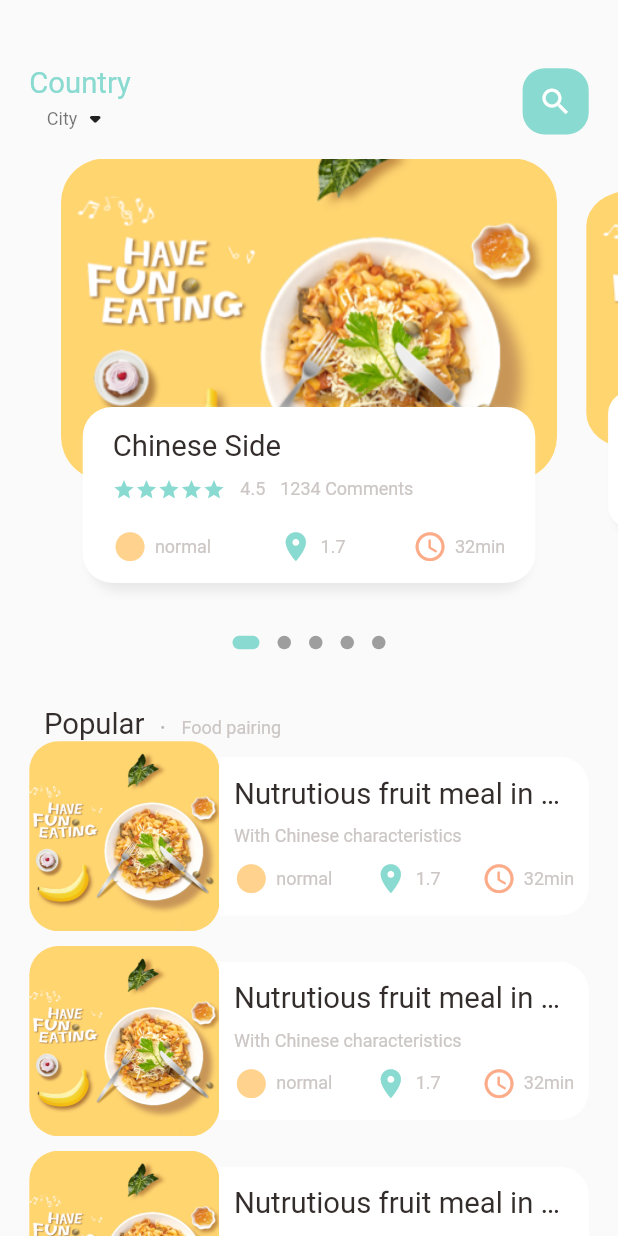
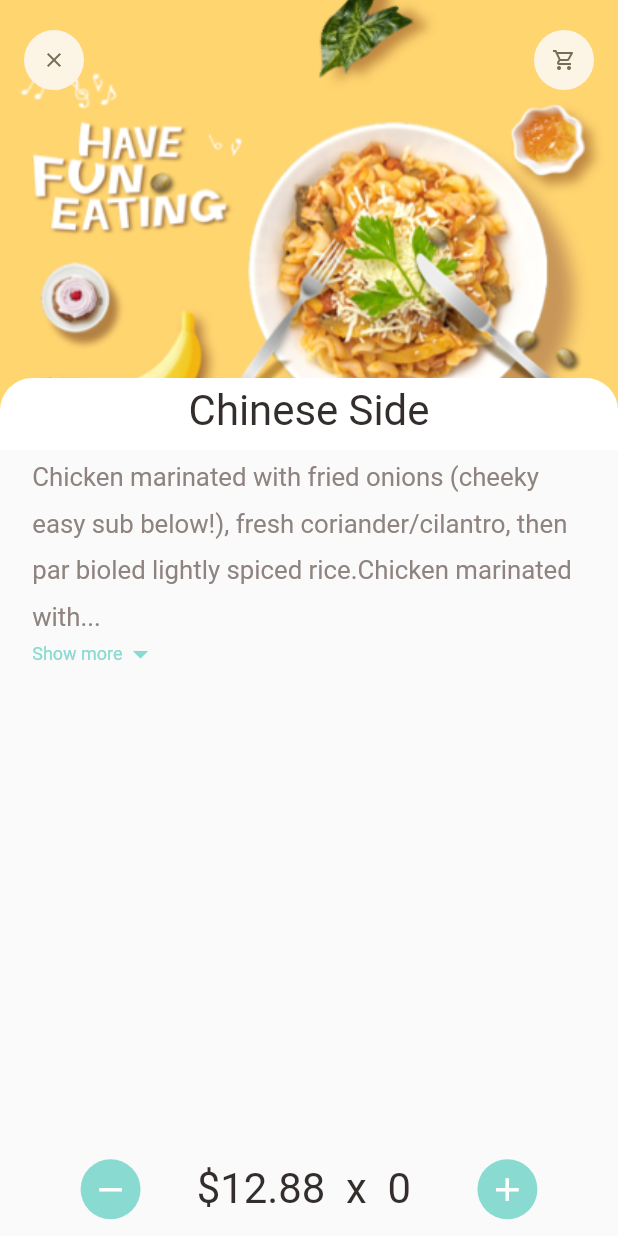
Before and after one commit to Emirhan-Kahya/e_commerce, a Flutter app: the screen it shows after launch, on a phone screen of 412 x 824 dp. Run offline on Flutter 3.47's test engine with Material 2 defaults, Android fonts, the phone set to English and light mode, and no system bars; drawn by our look-alikes of dots_indicator; our stand-ins replace get.

Commit message:
Last Update 07/04/2022 - 05:05 PM

```diff
--- a/lib/main.dart
+++ b/lib/main.dart
@@ -1,6 +1,8 @@
-import 'package:e_commerce/home/main_screen.dart';
+import 'package:e_commerce/pages/food/recommended_food_detail.dart';
 import 'package:get/get.dart';
 import 'package:flutter/material.dart';
+
+import 'package:e_commerce/pages/food/popular_food_detail.dart';
 
 void main() {
   runApp(MainPage());
@@ -18,7 +20,7 @@ class MainPage extends StatelessWidget {
       theme: ThemeData(
         primarySwatch: Colors.blue,
       ),
-      home: MainScreen(),
+      home: RecommendedFoodDetail(),
     );
   }
 }
--- /dev/null
+++ b/lib/pages/food/recommended_food_detail.dart
@@ -0,0 +1,105 @@
+import 'package:e_commerce/utils/colors.dart';
+import 'package:e_commerce/utils/dimension.dart';
+import 'package:e_commerce/widgets/app_icon.dart';
+import 'package:e_commerce/widgets/big_text.dart';
+import 'package:e_commerce/widgets/expandable_text.dart';
+import 'package:flutter/material.dart';
+
+class RecommendedFoodDetail extends StatelessWidget {
+  const RecommendedFoodDetail({Key? key}) : super(key: key);
+
+  @override
+  Widget build(BuildContext context) {
+    return Scaffold(
+      body: CustomScrollView(
+        slivers: [
+          SliverAppBar(
+            toolbarHeight: 80,
+            title: Row(
+              mainAxisAlignment: MainAxisAlignment.spaceBetween,
+              children: [
+                AppIcon(icon: Icons.clear),
+                AppIcon(icon: Icons.shopping_cart_outlined),
+              ],
+            ),
+            bottom: PreferredSize(
+              preferredSize: Size.fromHeight(20),
+              child: Container(
+                child: Center(
+                  child: mBigText(
+                    text: "Chinese Side",
+                    size: Dimension.font26,
+                  ),
+                ),
+                width: double.maxFinite,
+                padding: EdgeInsets.only(top: 5, bottom: 10),
+                decoration: BoxDecoration(
+                  color: Colors.white,
+                  borderRadius: BorderRadius.only(
+                    topLeft: Radius.circular(Dimension.radius20),
+                    topRight: Radius.circular(Dimension.radius20),
+                  ),
+                ),
+              ),
+            ),
+            pinned: true,
+            backgroundColor: AppColors.yellowColor,
+            expandedHeight: 300,
+            flexibleSpace: FlexibleSpaceBar(
+              background: Image.asset(
+                "assets/image/food0.png",
+                width: double.maxFinite,
+                fit: BoxFit.cover,
+              ),
+            ),
+          ),
+          SliverToBoxAdapter(
+            child: Column(
+              children: [
+                Container(
+                  child: ExpandableText(
+                      text:
+                          "Chicken marinated with fried onions (cheeky easy sub below!), fresh coriander/cilantro, then par bioled lightly spiced rice.Chicken marinated with fried onions (cheeky easy sub below!), fresh coriander/cilantro, then par bioled lightly spiced rice.Chicken marinated with fried onions (cheeky easy sub below!), fresh coriander/cilantro, then par bioled lightly spiced rice."),
+                  margin: EdgeInsets.symmetric(horizontal: Dimension.width20),
+                ),
+              ],
+            ),
+          ),
+        ],
+      ),
+      bottomNavigationBar: Column(
+        mainAxisSize: MainAxisSize.min,
+        children: [
+          Container(
+            padding: EdgeInsets.symmetric(
+              vertical: Dimension.height10,
+              horizontal: Dimension.width20 * 2.5,
+            ),
+            child: Row(
+              mainAxisAlignment: MainAxisAlignment.spaceBetween,
+              children: [
+                AppIcon(
+                  icon: Icons.remove,
+                  backgroundColor: AppColors.mainColor,
+                  iconColor: Colors.white,
+                  iconSize: Dimension.icon24,
+                ),
+                mBigText(
+                  text: "\$12.88 " + " x " " 0 ",
+                  color: AppColors.mainBlackColor,
+                  size: Dimension.font26,
+                ),
+                AppIcon(
+                  icon: Icons.add,
+                  backgroundColor: AppColors.mainColor,
+                  iconColor: Colors.white,
+                  iconSize: Dimension.icon24,
+                ),
+              ],
+            ),
+          ),
+        ],
+      ),
+    );
+  }
+}
--- a/lib/home/food_screen_body.dart
+++ b/lib/pages/home/food_screen_body.dart
@@ -1,10 +1,13 @@
-import 'package:e_commerce/utils/colors.dart';
-import 'package:e_commerce/utils/dimension.dart';
-import 'package:e_commerce/widgets/big_text.dart';
-import 'package:e_commerce/widgets/icon_and_text_widget.dart';
-import 'package:e_commerce/widgets/small_text.dart';
+
 import 'package:flutter/material.dart';
 import 'package:dots_indicator/dots_indicator.dart';
+
+import '../../utils/colors.dart';
+import '../../utils/dimension.dart';
+import '../../widgets/app_column.dart';
+import '../../widgets/big_text.dart';
+import '../../widgets/icon_and_text_widget.dart';
+import '../../widgets/small_text.dart';
 
 class FoodScreenBody extends StatefulWidget {
   const FoodScreenBody({Key? key}) : super(key: key);
@@ -77,10 +80,7 @@ class _FoodScreenBodyState extends State<FoodScreenBody> {
                 ),
               ),
               SizedBox(width: Dimension.width10),
-              Container(
-                  margin: EdgeInsets.only(bottom: 2),
-                  child: mSmallText(text: "Food pairing"),
-              ),
+              mSmallText(text: "Food pairing"),
             ],
           ),
         ),
@@ -156,7 +156,7 @@ class _FoodScreenBodyState extends State<FoodScreenBody> {
             ),
           );
         },
-        )
+        ),
       ],
     );
   }
@@ -232,51 +232,7 @@ class _FoodScreenBodyState extends State<FoodScreenBody> {
               child: Container(
                 padding: EdgeInsets.only(
                     top: Dimension.height15, left: 15, right: 15),
-                child: Column(
-                  crossAxisAlignment: CrossAxisAlignment.start,
-                  children: [
-                    mBigText(
-                      text: "Chinese Side",
-                      size: Dimension.font20,
-                    ),
-                    SizedBox(height: Dimension.height10),
-                    Row(
-                      children: [
-                        Wrap(
-                          children: List.generate(5, (index) {
-                            return Icon(
-                              Icons.star,
-                              color: AppColors.mainColor,
-                              size: 15,
-                            );
-                          }),
-                        ),
-                        SizedBox(width: 10),
-                        mSmallText(text: "4.5"),
-                        SizedBox(width: 10),
-                        mSmallText(text: '1234 Comments'),
-                      ],
-                    ),
-                    SizedBox(height: Dimension.height20),
-                    Row(
-                      mainAxisAlignment: MainAxisAlignment.spaceBetween,
-                      children: [
-                        IconAndTextWidget(
-                            icon: Icons.circle_sharp,
-                            text: "normal",
-                            iconColor: AppColors.iconColor1),
-                        IconAndTextWidget(
-                            icon: Icons.location_on,
-                            text: "1.7",
-                            iconColor: AppColors.mainColor),
-                        IconAndTextWidget(
-                            icon: Icons.access_time_rounded,
-                            text: "32min",
-                            iconColor: AppColors.iconColor2),
-                      ],
-                    ),
-                  ],
-                ),
+                child: AppColumn(text: "Chinese Side"),
               ),
             ),
           ),
--- a/lib/home/main_screen.dart
+++ b/lib/pages/home/main_screen.dart
@@ -1,9 +1,11 @@
-import 'package:e_commerce/home/food_screen_body.dart';
 import 'package:e_commerce/utils/colors.dart';
 import 'package:e_commerce/utils/dimension.dart';
 import 'package:e_commerce/widgets/big_text.dart';
 import 'package:e_commerce/widgets/small_text.dart';
 import 'package:flutter/material.dart';
+
+import 'food_screen_body.dart';
+
 
 class MainScreen extends StatefulWidget {
   const MainScreen({Key? key}) : super(key: key);
--- a/lib/utils/dimension.dart
+++ b/lib/utils/dimension.dart
@@ -10,33 +10,42 @@ class Dimension{
   static double pageView = screenHeight / 2.64;
 
   //height
-  static double height10 = screenHeight / 84.4;
-  static double height15 = screenHeight / 56.27;
-  static double height20 = screenHeight / 42.2;
-  static double height30 = screenHeight / 28.13;
-  static double height45 = screenHeight / 18.7;
+  static double height10 = screenHeight / 73.7;
+  static double height15 = screenHeight / 49.13;
+  static double height20 = screenHeight / 38.35;
+  static double height30 = screenHeight / 25.56;
+  static double height45 = screenHeight / 17.04;
 
   //width
-  static double width10 = screenHeight / 84.4;
-  static double width15 = screenHeight / 56.27;
-  static double width20 = screenHeight / 42.2;
-  static double width30 = screenHeight / 28.13;
-  static double width45 = screenHeight / 18.7;
+  static double width10 = screenHeight / 73.7;
+  static double width15 = screenHeight / 49.13;
+  static double width20 = screenHeight / 38.35;
+  static double width30 = screenHeight / 25.56;
+  static double width45 = screenHeight / 17.04;
 
   //font
-  static double font12 = screenHeight / 42.2;
-  static double font20 = screenHeight / 42.2;
+  static double font12 = screenHeight / 63.91;
+  static double font16 = screenHeight / 47.94;
+  static double font20 = screenHeight / 38.35;
+  static double font26 = screenHeight / 29.5;
 
 
   //radius
-  static double radius15 = screenHeight / 56.27;
-  static double radius20 = screenHeight / 42.2;
-  static double radius30 = screenHeight / 28.13;
+  static double radius15 = screenHeight / 49.13;
+  static double radius20 = screenHeight / 38.35;
+  static double radius30 = screenHeight / 25.56;
 
   //icon
-  static double icon24 = screenHeight / 35.7;
+  static double icon16 = screenHeight / 47.93;
+  static double icon24 = screenHeight / 31.95;
 
   //listview
   static double listViewImgSize = screenWidth / 3.25;
   static double listViewTextContSize = screenWidth / 3.9;
+
+  //popular food
+  static double popularfoodImgSize = screenHeight / 2.41;
+
+  //bottom height
+  static double bottomHeightBar = screenHeight / 6.63;
 }
--- /dev/null
+++ b/lib/widgets/app_icon.dart
@@ -0,0 +1,34 @@
+import 'package:e_commerce/utils/dimension.dart';
+import 'package:flutter/material.dart';
+
+class AppIcon extends StatelessWidget {
+  final IconData icon;
+  final Color backgroundColor, iconColor;
+  final double size, iconSize;
+  const AppIcon(
+      {Key? key,
+      required this.icon,
+      this.backgroundColor = const Color(0xFFfcf4e4),
+      this.iconColor = const Color(0xFF756d54),
+      this.size = 40,
+        this.iconSize = 16,
+      })
+      : super(key: key);
+
+  @override
+  Widget build(BuildContext context) {
+    return Container(
+      width: size,
+      height: size,
+      decoration: BoxDecoration(
+        borderRadius: BorderRadius.circular(size/2),
+        color: backgroundColor,
+      ),
+      child: Icon(
+        icon,
+        color: iconColor,
+        size: iconSize,
+      ),
+    );
+  }
+}
--- /dev/null
+++ b/lib/widgets/expandable_text.dart
@@ -0,0 +1,55 @@
+import 'package:e_commerce/utils/colors.dart';
+import 'package:e_commerce/utils/dimension.dart';
+import 'package:e_commerce/widgets/small_text.dart';
+import 'package:flutter/material.dart';
+
+class ExpandableText extends StatefulWidget {
+  final String text;
+  const ExpandableText({Key? key, required this.text}) : super(key: key);
+
+  @override
+  State<ExpandableText> createState() => _ExpandableTextState();
+}
+
+class _ExpandableTextState extends State<ExpandableText> {
+  late String firstHalf, secondHalf;
+  bool hiddenText = true;
+  double textHeight = Dimension.screenHeight / 5.63;
+
+  @override
+  void initState() {
+    super.initState();
+    if(widget.text.length > textHeight){
+      firstHalf = widget.text.substring(0, textHeight.toInt());
+      secondHalf = widget.text.substring(textHeight.toInt() + 1, widget.text.length);
+    }
+    else{
+      firstHalf = widget.text;
+      secondHalf = "";
+    }
+  }
+
+  @override
+  Widget build(BuildContext context) {
+    return Container(
+      child: secondHalf.isEmpty ? mSmallText(text: firstHalf, size: Dimension.font16) : Column(
+        children: [
+          mSmallText(height: 1.8,text: hiddenText ? (firstHalf + "..."): (firstHalf + secondHalf), size: Dimension.font16, color: AppColors.paraColor,),
+          InkWell(
+            onTap: (){
+              setState(() {
+                hiddenText =! hiddenText;
+              });
+            },
+            child: Row(
+              children: [
+                mSmallText(text: "Show more", color: AppColors.mainColor),
+                Icon(hiddenText ? Icons.arrow_drop_down : Icons.arrow_drop_up, color: AppColors.mainColor,),
+              ],
+            ),
+          ),
+        ],
+      ),
+    );
+  }
+}
--- a/pubspec.yaml
+++ b/pubspec.yaml
@@ -18,7 +18,7 @@ publish_to: 'none' # Remove this line if you wish to publish to pub.dev
 version: 1.0.0+1
 
 environment:
-  sdk: ">=2.16.2 <3.0.0"
+  sdk: ">=2.16.1 <3.0.0"
 
 # Dependencies specify other packages that your package needs in order to work.
 # To automatically upgrade your package dependencies to the latest versions
```
Also changed, not shown: lib/pages/food/popular_food_detail.dart (added, +129 -0 lines), lib/widgets/app_column.dart (added, +62 -0 lines), pubspec.lock.
